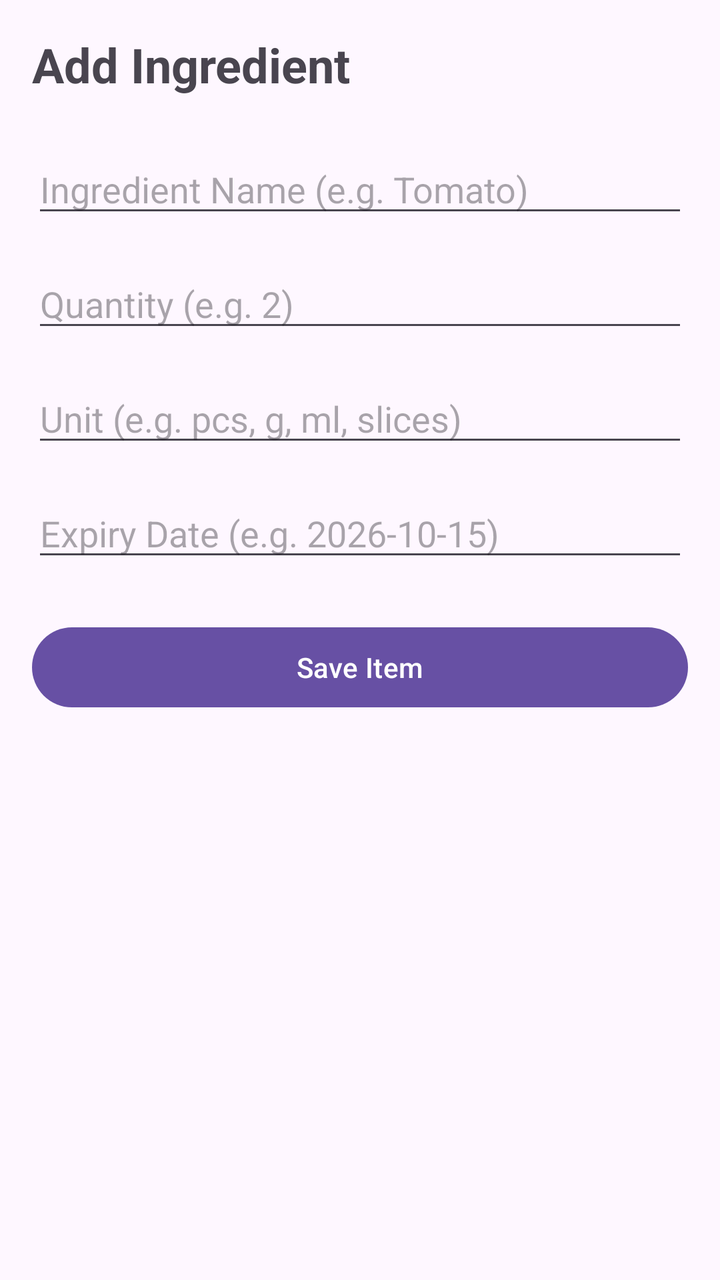
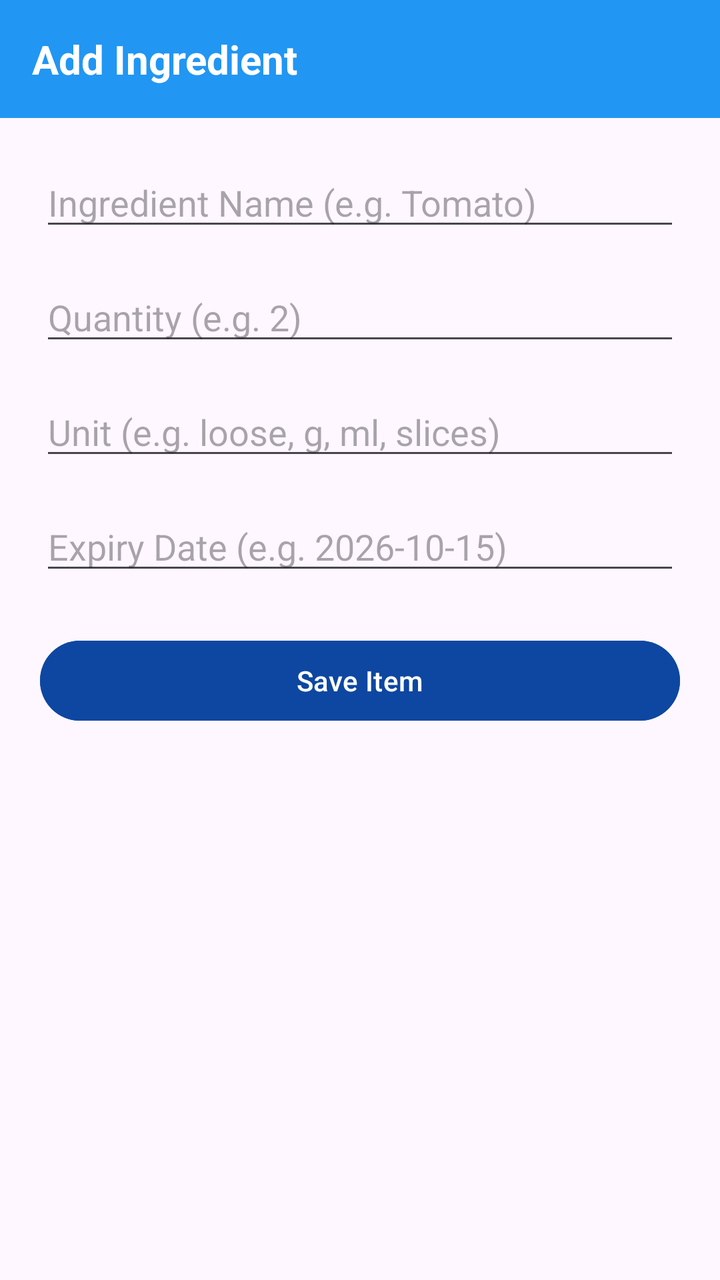

Compare the two renders of this Android layout. The source of the first and the diff that turns it into the second are given below.
<!-- AndroidManifest.xml: application theme Theme.SmartPantry -->
<!-- res/layout/activity_add_edit_ingredient.xml -->
<?xml version="1.0" encoding="utf-8"?>
<LinearLayout xmlns:android="http://schemas.android.com/apk/res/android"
    android:layout_width="match_parent"
    android:layout_height="match_parent"
    android:orientation="vertical"
    android:padding="16dp">

    <TextView
        android:id="@+id/tvTitle"
        android:layout_width="wrap_content"
        android:layout_height="wrap_content"
        android:text="Add Ingredient"
        android:textSize="24sp"
        android:textStyle="bold"
        android:layout_marginBottom="24dp" />

    
    <EditText
        android:id="@+id/etIngredientName"
        android:layout_width="match_parent"
        android:layout_height="wrap_content"
        android:hint="Ingredient Name (e.g. Tomato)"
        android:inputType="textCapWords"
        android:layout_marginBottom="16dp" />

    
    <EditText
        android:id="@+id/etQuantity"
        android:layout_width="match_parent"
        android:layout_height="wrap_content"
        android:hint="Quantity (e.g. 2)"
        android:inputType="numberDecimal"
        android:layout_marginBottom="16dp" />

    
    <EditText
        android:id="@+id/etUnit"
        android:layout_width="match_parent"
        android:layout_height="wrap_content"
        android:hint="Unit (e.g. pcs, g, ml, slices)"
        android:inputType="text"
        android:layout_marginBottom="16dp" />

    
    <EditText
        android:id="@+id/etExpiryDate"
        android:layout_width="match_parent"
        android:layout_height="wrap_content"
        android:hint="Expiry Date (e.g. 2026-10-15)"
        android:focusable="false"
        android:clickable="true"
        android:inputType="none"
        android:layout_marginBottom="24dp" />

    <Button
        android:id="@+id/btnSave"
        android:layout_width="match_parent"
        android:layout_height="wrap_content"
        android:text="Save Item" />

</LinearLayout>
<!-- resources referenced by this layout -->
<resources>
  <style name="Theme.SmartPantry" parent="Base.Theme.SmartPantry" />
  <style name="Base.Theme.SmartPantry" parent="Theme.Material3.DayNight.NoActionBar">
          
          
      </style>
</resources>

<!-- the commit's change to res/layout/activity_add_edit_ingredient.xml (unified diff, before → after) -->
@@ -2,60 +2,87 @@
 <LinearLayout xmlns:android="http://schemas.android.com/apk/res/android"
     android:layout_width="match_parent"
     android:layout_height="match_parent"
-    android:orientation="vertical"
-    android:padding="16dp">
-
-    <TextView
-        android:id="@+id/tvTitle"
-        android:layout_width="wrap_content"
-        android:layout_height="wrap_content"
-        android:text="Add Ingredient"
-        android:textSize="24sp"
-        android:textStyle="bold"
-        android:layout_marginBottom="24dp" />
+    android:fitsSystemWindows="true"
+    android:orientation="vertical">
 
     
-    <EditText
-        android:id="@+id/etIngredientName"
+    <LinearLayout
+        android:id="@+id/headerLayout"
         android:layout_width="match_parent"
         android:layout_height="wrap_content"
-        android:hint="Ingredient Name (e.g. Tomato)"
-        android:inputType="textCapWords"
-        android:layout_marginBottom="16dp" />
+        android:background="#2196F3"
+        android:orientation="horizontal"
+        android:paddingStart="16dp"
+        android:paddingTop="16dp"
+        android:paddingEnd="16dp"
+        android:paddingBottom="16dp">
+
+        <TextView
+            android:id="@+id/tvTitle"
+            android:layout_width="match_parent"
+            android:layout_height="wrap_content"
+            android:text="@string/title_add_ingredient"
+            android:textColor="@android:color/white"
+            android:textSize="20sp"
+            android:textStyle="bold" />
+    </LinearLayout>
 
     
-    <EditText
-        android:id="@+id/etQuantity"
+    <LinearLayout
         android:layout_width="match_parent"
-        android:layout_height="wrap_content"
-        android:hint="Quantity (e.g. 2)"
-        android:inputType="numberDecimal"
-        android:layout_marginBottom="16dp" />
+        android:layout_height="match_parent"
+        android:orientation="vertical"
+        android:padding="20dp">
 
-    
-    <EditText
-        android:id="@+id/etUnit"
-        android:layout_width="match_parent"
-        android:layout_height="wrap_content"
-        android:hint="Unit (e.g. pcs, g, ml, slices)"
-        android:inputType="text"
-        android:layout_marginBottom="16dp" />
+        
+        <EditText
+            android:id="@+id/etIngredientName"
+            android:layout_width="match_parent"
+            android:layout_height="wrap_content"
+            android:layout_marginBottom="16dp"
+            android:autofillHints="none"
+            android:hint="@string/hint_ingredient_name"
+            android:inputType="textCapWords" />
 
-    
-    <EditText
-        android:id="@+id/etExpiryDate"
-        android:layout_width="match_parent"
-        android:layout_height="wrap_content"
-        android:hint="Expiry Date (e.g. 2026-10-15)"
-        android:focusable="false"
-        android:clickable="true"
-        android:inputType="none"
-        android:layout_marginBottom="24dp" />
+        
+        <EditText
+            android:id="@+id/etQuantity"
+            android:layout_width="match_parent"
+            android:layout_height="wrap_content"
+            android:layout_marginBottom="16dp"
+            android:autofillHints="none"
+            android:hint="@string/hint_quantity"
+            android:inputType="numberDecimal" />
 
-    <Button
-        android:id="@+id/btnSave"
-        android:layout_width="match_parent"
-        android:layout_height="wrap_content"
-        android:text="Save Item" />
+        
+        <EditText
+            android:id="@+id/etUnit"
+            android:layout_width="match_parent"
+            android:layout_height="wrap_content"
+            android:layout_marginBottom="16dp"
+            android:autofillHints="none"
+            android:hint="@string/hint_unit"
+            android:inputType="text" />
 
+        
+        <EditText
+            android:id="@+id/etExpiryDate"
+            android:layout_width="match_parent"
+            android:layout_height="wrap_content"
+            android:layout_marginBottom="24dp"
+            android:autofillHints="none"
+            android:clickable="true"
+            android:focusable="false"
+            android:hint="@string/hint_expiry_date"
+            android:inputType="date" />
+
+        <Button
+            android:id="@+id/btnSave"
+            android:layout_width="match_parent"
+            android:layout_height="wrap_content"
+            android:backgroundTint="#0D47A1"
+            android:text="@string/btn_save_item"
+            android:textColor="@android:color/white" />
+
+    </LinearLayout>
 </LinearLayout>
<!-- resource entries referenced after the edit -->
@@ -1,5 +1,11 @@
 <!-- resources referenced by this layout -->
 <resources>
+  <string name="btn_save_item">Save Item</string>
+  <string name="hint_expiry_date">Expiry Date (e.g. 2026-10-15)</string>
+  <string name="hint_ingredient_name">Ingredient Name (e.g. Tomato)</string>
+  <string name="hint_quantity">Quantity (e.g. 2)</string>
+  <string name="hint_unit">Unit (e.g. loose, g, ml, slices)</string>
+  <string name="title_add_ingredient">Add Ingredient</string>
   <style name="Theme.SmartPantry" parent="Base.Theme.SmartPantry" />
   <style name="Base.Theme.SmartPantry" parent="Theme.Material3.DayNight.NoActionBar">
           
